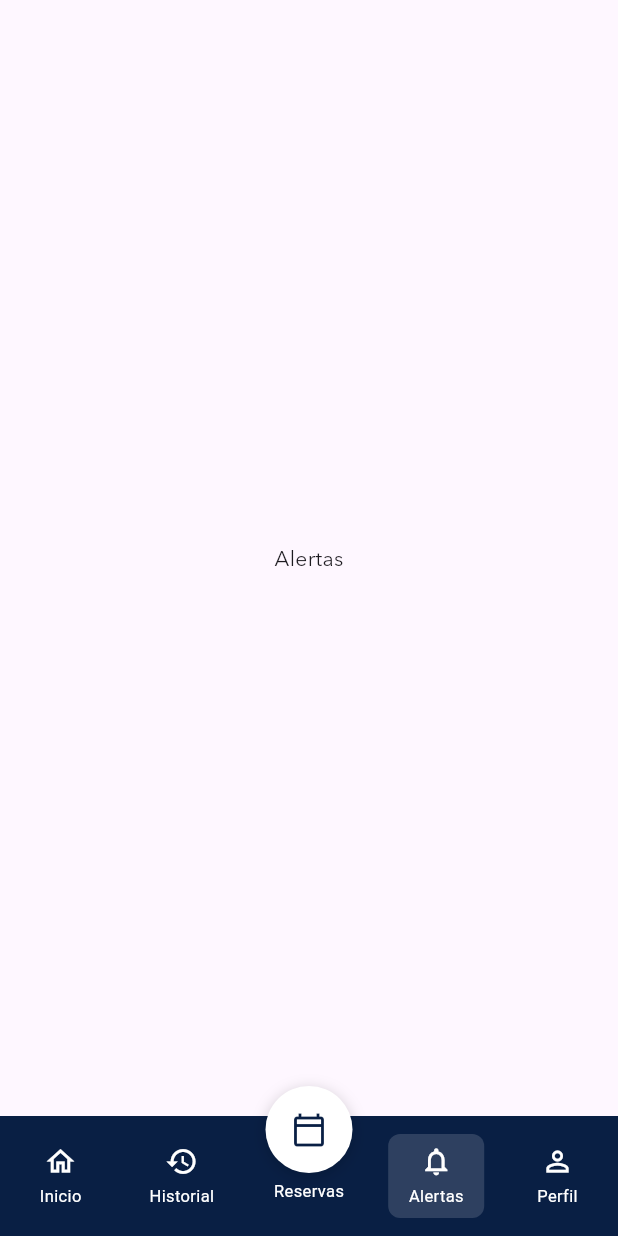
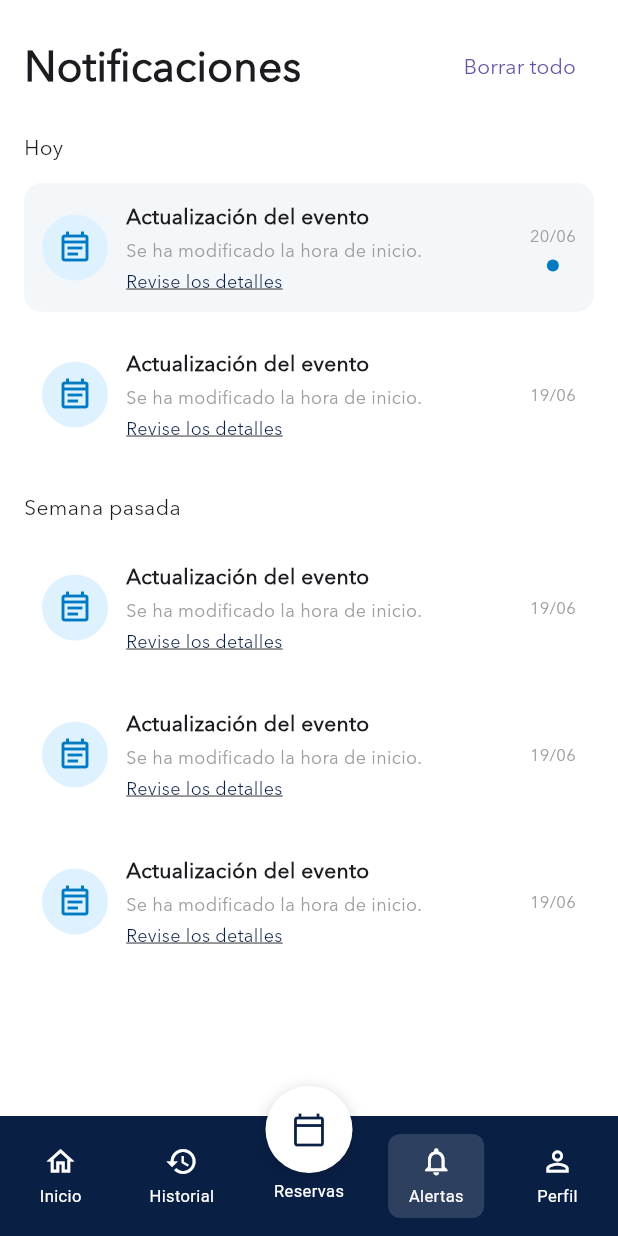
Before and after one commit to GeoGeeks/eventos_esri_cepa, a Flutter app: the Menu screen opened directly, item 4 of the bottom bar chosen, on a phone screen of 412 x 824 dp. Run offline on Flutter 3.47's test engine with Material 3 defaults, Android fonts, the phone set to English and light mode, and no system bars; our stand-ins replace flutter_bloc; Roboto replaces fonts that are missing (AvenirNextLTPro).

Commit message:
feat: add notifications module and notification screens

```diff
--- /dev/null
+++ b/lib/features/notifications/presentation/screens/notifications_screen.dart
@@ -0,0 +1,125 @@
+import 'package:flutter/material.dart';
+
+import '../widgets/notification_item.dart';
+
+class NotificationsScreen extends StatelessWidget {
+  const NotificationsScreen({super.key});
+
+  @override
+  Widget build(BuildContext context) {
+    return Scaffold(
+      backgroundColor: Colors.white,
+
+      body: SafeArea(
+        child: Column(
+          children: [
+            Padding(
+              padding:
+                  const EdgeInsets.symmetric(
+                horizontal: 16,
+                vertical: 20,
+              ),
+              child: Row(
+                mainAxisAlignment:
+                    MainAxisAlignment.spaceBetween,
+                children: [
+                  const Text(
+                    'Notificaciones',
+                    style: TextStyle(
+                      fontSize: 28,
+                      fontWeight: FontWeight.w600,
+                    ),
+                  ),
+
+                  TextButton(
+                    onPressed: () {},
+                    child: const Text(
+                      'Borrar todo',
+                    ),
+                  ),
+                ],
+              ),
+            ),
+
+            const Padding(
+              padding:
+                  EdgeInsets.symmetric(horizontal: 16),
+              child: Align(
+                alignment: Alignment.centerLeft,
+                child: Text(
+                  'Hoy',
+                  style: TextStyle(
+                    fontWeight: FontWeight.w500,
+                  ),
+                ),
+              ),
+            ),
+
+            const SizedBox(height: 8),
+
+            const NotificationItem(
+              title: 'Actualización del evento',
+              description:
+                  'Se ha modificado la hora de inicio.',
+              date: '20/06',
+              isNew: true,
+            ),
+
+            const NotificationItem(
+              title: 'Actualización del evento',
+              description:
+                  'Se ha modificado la hora de inicio.',
+              date: '19/06',
+            ),
+
+            const SizedBox(height: 16),
+
+            const Padding(
+              padding:
+                  EdgeInsets.symmetric(horizontal: 16),
+              child: Align(
+                alignment: Alignment.centerLeft,
+                child: Text(
+                  'Semana pasada',
+                  style: TextStyle(
+                    fontWeight: FontWeight.w500,
+                  ),
+                ),
+              ),
+            ),
+
+            const SizedBox(height: 8),
+
+            Expanded(
+              child: ListView(
+                children: const [
+                  NotificationItem(
+                    title:
+                        'Actualización del evento',
+                    description:
+                        'Se ha modificado la hora de inicio.',
+                    date: '19/06',
+                  ),
+                  NotificationItem(
+                    title:
+                        'Actualización del evento',
+                    description:
+                        'Se ha modificado la hora de inicio.',
+                    date: '19/06',
+                  ),
+                  NotificationItem(
+                    title:
+                        'Actualización del evento',
+                    description:
+                        'Se ha modificado la hora de inicio.',
+                    date: '19/06',
+                  ),
+                ],
+              ),
+            ),
+          ],
+        ),
+      ),
+    );
+  }
+}
--- /dev/null
+++ b/lib/features/notifications/presentation/widgets/empty_notifications.dart
@@ -0,0 +1,46 @@
+import 'package:flutter/material.dart';
+
+class EmptyNotifications extends StatelessWidget {
+  const EmptyNotifications({super.key});
+
+  @override
+  Widget build(BuildContext context) {
+    return Center(
+      child: Padding(
+        padding:
+            const EdgeInsets.symmetric(horizontal: 32),
+        child: Column(
+          mainAxisAlignment:
+              MainAxisAlignment.center,
+          children: [
+            Icon(
+              Icons.notifications_none,
+              size: 100,
+              color: Colors.grey,
+            ),
+
+            const SizedBox(height: 24),
+
+            const Text(
+              'No tienes notificaciones',
+              style: TextStyle(
+                fontSize: 24,
+                fontWeight: FontWeight.w500,
+              ),
+            ),
+
+            const SizedBox(height: 12),
+
+            const Text(
+              'Cuando recibas una notificación,\nla verás aquí.',
+              textAlign: TextAlign.center,
+              style: TextStyle(
+                color: Colors.grey,
+              ),
+            ),
+          ],
+        ),
+      ),
+    );
+  }
+}
--- /dev/null
+++ b/lib/features/notifications/presentation/widgets/notification_item.dart
@@ -0,0 +1,110 @@
+import 'package:flutter/material.dart';
+
+class NotificationItem extends StatelessWidget {
+  final String title;
+  final String description;
+  final String date;
+  final bool isNew;
+
+  const NotificationItem({
+    super.key,
+    required this.title,
+    required this.description,
+    required this.date,
+    this.isNew = false,
+  });
+
+  @override
+  Widget build(BuildContext context) {
+    return Container(
+      margin: const EdgeInsets.symmetric(
+        horizontal: 16,
+        vertical: 6,
+      ),
+      padding: const EdgeInsets.all(12),
+      decoration: BoxDecoration(
+        color: isNew
+            ? const Color(0xFFF3F7FA)
+            : Colors.white,
+        borderRadius: BorderRadius.circular(12),
+      ),
+      child: Row(
+        children: [
+          CircleAvatar(
+            radius: 22,
+            backgroundColor: const Color(0xFFDDF1FF),
+            child: Icon(
+              Icons.event_note_outlined,
+              color: Color(0xFF007AC2),
+            ),
+          ),
+
+          const SizedBox(width: 12),
+
+          Expanded(
+            child: Column(
+              crossAxisAlignment:
+                  CrossAxisAlignment.start,
+              children: [
+                Text(
+                  title,
+                  style: const TextStyle(
+                    fontWeight: FontWeight.w600,
+                    fontSize: 14,
+                  ),
+                ),
+
+                const SizedBox(height: 4),
+
+                Text(
+                  description,
+                  style: const TextStyle(
+                    fontSize: 12,
+                    color: Colors.grey,
+                  ),
+                ),
+
+                const SizedBox(height: 4),
+
+                const Text(
+                  'Revise los detalles',
+                  style: TextStyle(
+                    color: Color(0xFF091F44),
+                    fontSize: 12,
+                    decoration:
+                        TextDecoration.underline,
+                  ),
+                ),
+              ],
+            ),
+          ),
+
+          Column(
+            children: [
+              Text(
+                date,
+                style: const TextStyle(
+                  fontSize: 11,
+                  color: Colors.grey,
+                ),
+              ),
+
+              if (isNew)
+                Container(
+                  margin:
+                      const EdgeInsets.only(top: 8),
+                  width: 8,
+                  height: 8,
+                  decoration:
+                      const BoxDecoration(
+                    color: Color(0xFF007AC2),
+                    shape: BoxShape.circle,
+                  ),
+                ),
+            ],
+          ),
+        ],
+      ),
+    );
+  }
+}
--- a/lib/navigation/menu.dart
+++ b/lib/navigation/menu.dart
@@ -2,6 +2,7 @@ import 'package:flutter/material.dart';
 import '../features/inicio/inicio.dart';
 import '../core/widgets/bottom_nav.dart';
 import '../features/profile/presentation/screens/profile_menu_screen.dart';
+import '../features/notifications/presentation/screens/notifications_screen.dart';
 
 class Menu extends StatefulWidget {
   const Menu({super.key});
@@ -17,7 +18,7 @@ class _MenuState extends State<Menu> {
     const InicioApp(),
     const Center(child: Text('Historial')),
     const Center(child: Text('Reservas')),
-    const Center(child: Text('Alertas')),
+    const NotificationsScreen(),
     const ProfileMenuScreen(),
   ];
 
```
